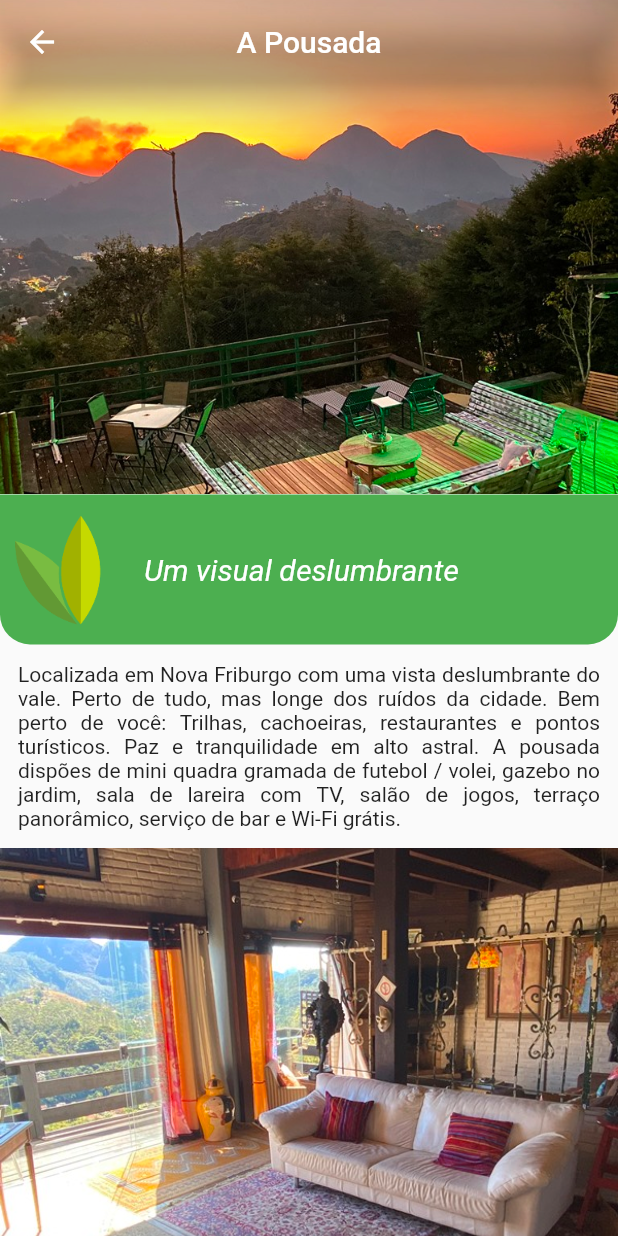
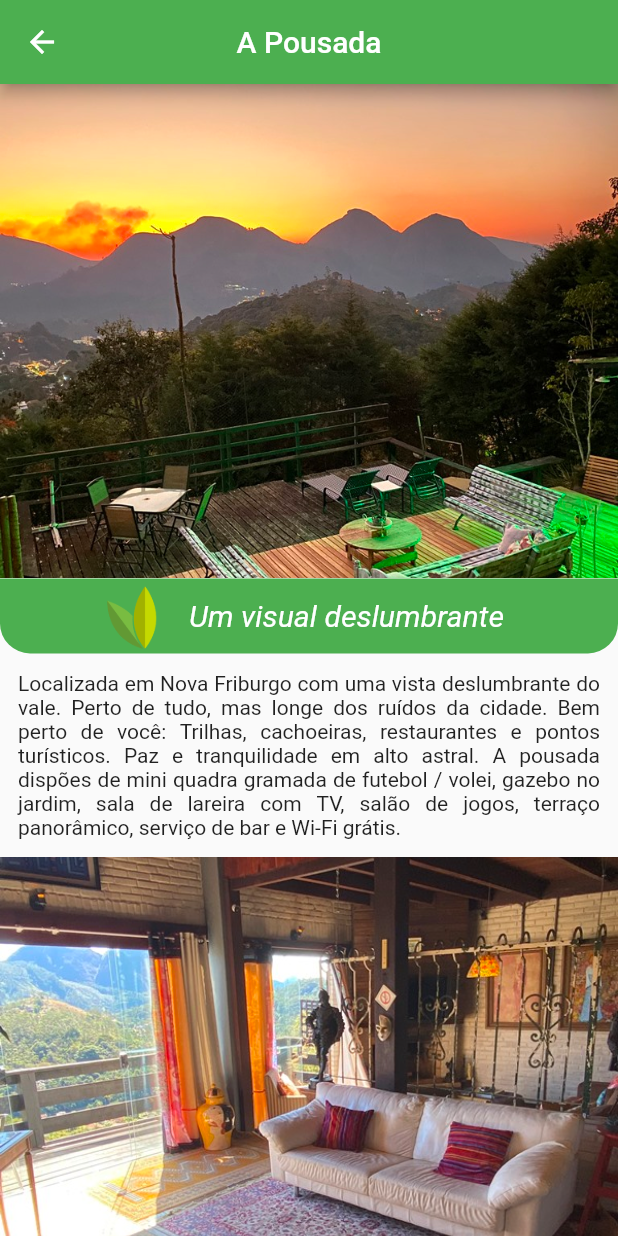
Before and after one commit to mattostiago/vdf, a Flutter app: the Pousada screen opened directly, on a phone screen of 412 x 824 dp. Run offline on Flutter 3.47's test engine with Material 2 defaults, Android fonts, the phone set to English and light mode, and no system bars; drawn by our look-alikes of flutter_image_slideshow; our stand-ins replace carousel_slider; statements that could not run were skipped.

Commit message:
Ajuste em Pousada

```diff
--- a/lib/source/screens/pousada.dart
+++ b/lib/source/screens/pousada.dart
@@ -18,12 +18,12 @@ class _PousadaState extends State<Pousada> {
   @override
   Widget build(BuildContext context) {
     return Scaffold(
-      extendBodyBehindAppBar: true,
+      // extendBodyBehindAppBar: true,
       appBar: AppBar(
         title: const Text("A Pousada"),
         centerTitle: true,
-        backgroundColor: Colors.transparent,
-        elevation: 8, //sombra
+        // backgroundColor: Colors.transparent,
+        //  elevation: 8, //sombra
       ),
       body: Column(
         children: [
@@ -47,7 +47,7 @@ class _PousadaState extends State<Pousada> {
                     ],
                   ),
                   Container(
-                    height: 100,
+                    height: 50,
                     decoration: const BoxDecoration(
                       color: Colors.green,
                       borderRadius: BorderRadius.only(
@@ -56,6 +56,8 @@ class _PousadaState extends State<Pousada> {
                       ),
                     ),
                     child: Row(
+                      crossAxisAlignment: CrossAxisAlignment.center,
+                      mainAxisAlignment: MainAxisAlignment.center,
                       children: [
                         Container(
                           padding: const EdgeInsets.only(left: 4, top: 4),
```
